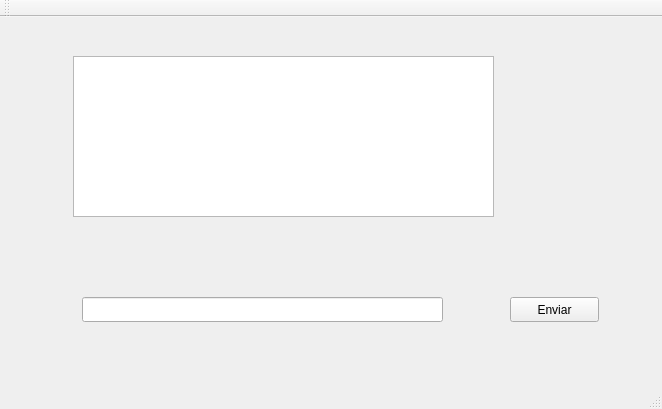
Qt form QT-Server/server.ui (menaleon/Cards--Pagination-Game) before a commit.
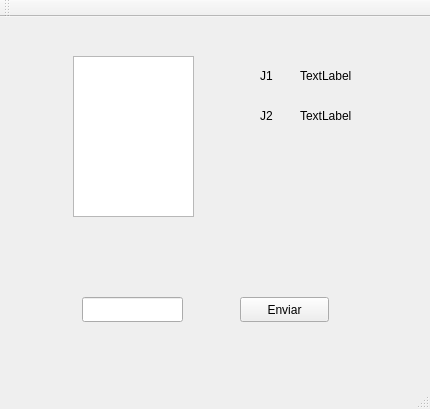
The same form after that commit.

Commit message:
Decompose card indexes - Server side
Added a function to interpret the indexes sent by the client. The function consists in taking the numbers of a string (which is the message received)

```diff
--- a/QT-Server/server.ui
+++ b/QT-Server/server.ui
@@ -6,20 +6,23 @@
    <rect>
     <x>0</x>
     <y>0</y>
-    <width>662</width>
+    <width>430</width>
     <height>409</height>
    </rect>
   </property>
   <property name="windowTitle">
    <string>server</string>
   </property>
+  <property name="tabShape">
+   <enum>QTabWidget::Rounded</enum>
+  </property>
   <widget class="QWidget" name="centralWidget">
    <widget class="QPlainTextEdit" name="plainTextEdit">
     <property name="geometry">
      <rect>
       <x>73</x>
       <y>39</y>
-      <width>421</width>
+      <width>121</width>
       <height>161</height>
      </rect>
     </property>
@@ -29,7 +32,7 @@
      <rect>
       <x>82</x>
       <y>280</y>
-      <width>361</width>
+      <width>101</width>
       <height>25</height>
      </rect>
     </property>
@@ -37,7 +40,7 @@
    <widget class="QPushButton" name="send">
     <property name="geometry">
      <rect>
-      <x>510</x>
+      <x>240</x>
       <y>280</y>
       <width>89</width>
       <height>25</height>
@@ -47,6 +50,58 @@
      <string>Enviar</string>
     </property>
    </widget>
+   <widget class="QLabel" name="nameP1">
+    <property name="geometry">
+     <rect>
+      <x>300</x>
+      <y>50</y>
+      <width>67</width>
+      <height>17</height>
+     </rect>
+    </property>
+    <property name="text">
+     <string>TextLabel</string>
+    </property>
+   </widget>
+   <widget class="QLabel" name="nameP2">
+    <property name="geometry">
+     <rect>
+      <x>300</x>
+      <y>90</y>
+      <width>67</width>
+      <height>17</height>
+     </rect>
+    </property>
+    <property name="text">
+     <string>TextLabel</string>
+    </property>
+   </widget>
+   <widget class="QLabel" name="label_3">
+    <property name="geometry">
+     <rect>
+      <x>260</x>
+      <y>50</y>
+      <width>21</width>
+      <height>17</height>
+     </rect>
+    </property>
+    <property name="text">
+     <string>J1</string>
+    </property>
+   </widget>
+   <widget class="QLabel" name="label_4">
+    <property name="geometry">
+     <rect>
+      <x>260</x>
+      <y>90</y>
+      <width>31</width>
+      <height>17</height>
+     </rect>
+    </property>
+    <property name="text">
+     <string>J2</string>
+    </property>
+   </widget>
   </widget>
   <widget class="QMenuBar" name="menuBar">
    <property name="geometry">
```
Left out of the diff: 2 changed lines with no effect on the pictures. The commit also changes 3 other files.
